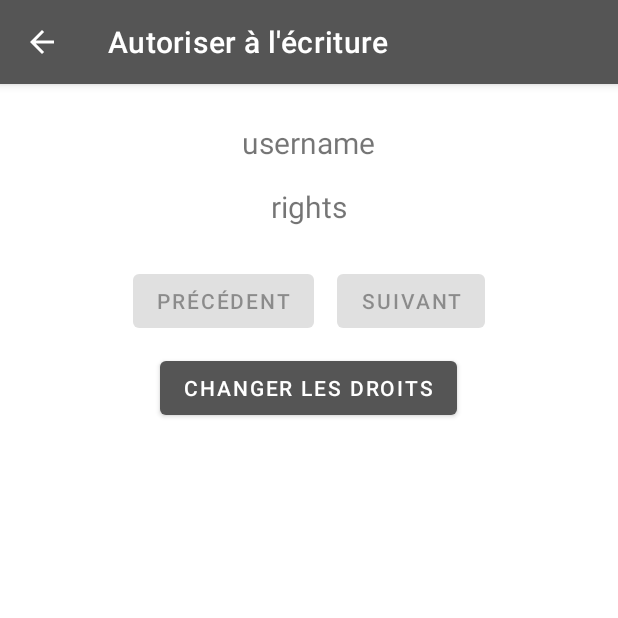
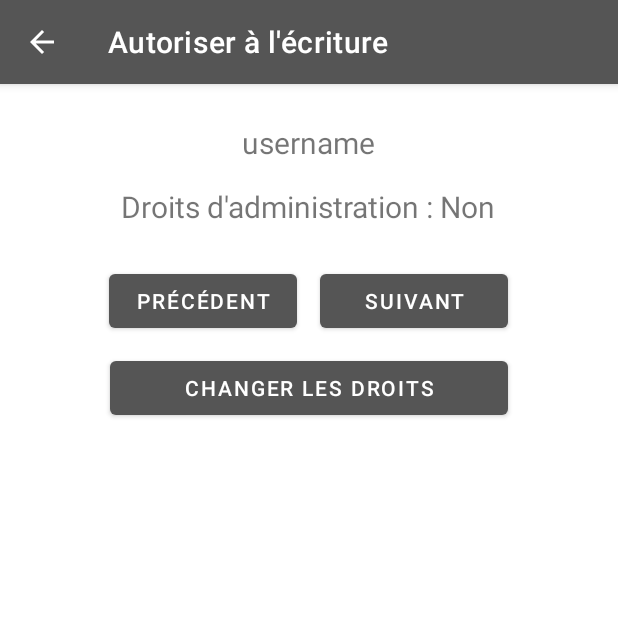
Before and after one commit to LouisFitdevoie/ProjetAndroid, an Android app: the AutoriserEcritureActivity screen opened directly, with no data from a screen before it, after a tap on "CHANGER LES DROITS", on a phone screen of 412 x 824 dp, the top half of it. Run offline under Robolectric (Android 15) with nearby library versions, the phone set to English and light mode, and no system bars; 5 statements that could not run were skipped.

Commit message:
Ajout déconnexion si modification des droits de l'utilisateur connecté

```diff
--- a/app/src/main/res/layout/activity_autoriser_ecriture.xml
+++ b/app/src/main/res/layout/activity_autoriser_ecriture.xml
@@ -37,14 +37,14 @@
             android:layout_marginTop="25dp">
             <Button
                 android:id="@+id/bt_authorize_previous"
-                android:layout_width="wrap_content"
+                android:layout_width="125dp"
                 android:layout_height="wrap_content"
                 android:text="Précédent"
                 android:onClick="onAuthorizeClickManager"
                 tools:ignore="onclick"/>
             <Button
                 android:id="@+id/bt_authorize_next"
-                android:layout_width="wrap_content"
+                android:layout_width="125dp"
                 android:layout_height="wrap_content"
                 android:text="Suivant"
                 android:layout_marginLeft="15dp"
@@ -67,7 +67,7 @@
 
         <Button
             android:id="@+id/bt_authorize_changeRights"
-            android:layout_width="wrap_content"
+            android:layout_width="265dp"
             android:layout_height="wrap_content"
             android:layout_below="@+id/tv_authorize_error"
             android:text="Changer les droits"
```
Also changed, not shown: app/src/main/java/be/heh/fitdevoie/projetandroidstudio/Activities/AutoriserEcritureActivity.java (+11 -3 lines).
